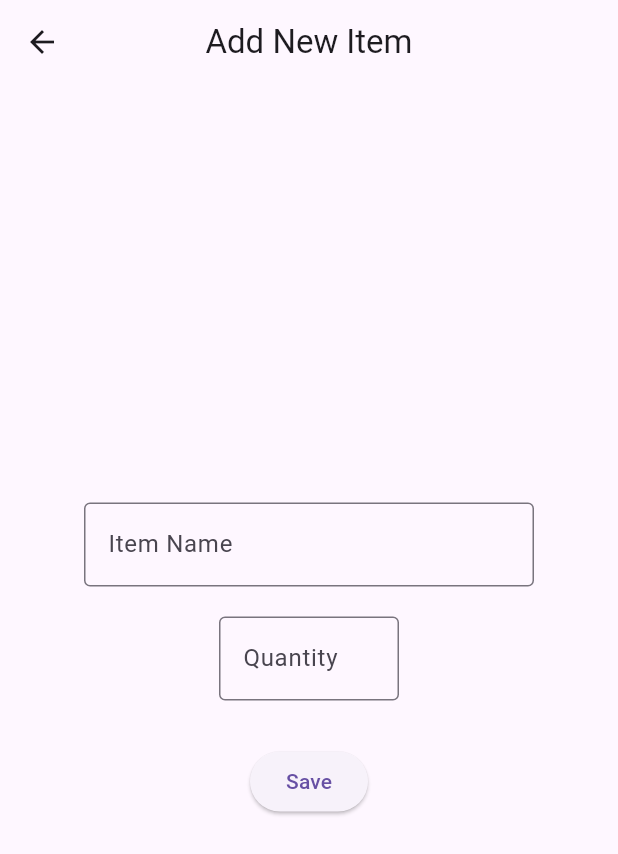
After one commit to liz2lio/grocery_manager, a Flutter app: the screen it shows after launch, after a tap on "Add New Item", on a phone screen of 412 x 824 dp. The commit adds this screen. Shown: the top 854 px of the screen. Run offline on Flutter 3.47's test engine with Material 3 defaults, Android fonts, the phone set to English and light mode, and no system bars; our stand-ins replace flutter_form_builder, get.

Commit message:
add new screens

```diff
--- a/lib/main.dart
+++ b/lib/main.dart
@@ -1,9 +1,10 @@
 import 'package:flutter/material.dart';
+import 'package:get/get.dart';
 import 'screens/home_screen.dart';
 
 void main()  {
   runApp (
-    MaterialApp(
+    GetMaterialApp(
       home: Scaffold (
         appBar: AppBar(
           title: Text("A+ Grocery Inventory Manager"),
--- /dev/null
+++ b/lib/screens/add_item_screen.dart
@@ -0,0 +1,95 @@
+import 'package:flutter/material.dart';
+import 'package:flutter_form_builder/flutter_form_builder.dart';
+//import 'package:flutter_form_validators/flutter_form_validators.dart';
+import 'package:get/get.dart';
+//import 'item_card.dart'; //move this line at the viewscreen
+
+// ---------AddEntryScreen-----------------
+class AddItemScreen extends StatelessWidget {
+
+    static final _formKey = GlobalKey<FormBuilderState>();
+    //final controller = Get.find<GratefulController>();
+    //final controller = Get.find<InventoryController>();
+    //final service = Get.find<InventroyService>();
+    //AddItemScreen ({super.key}); //move
+
+      //@override
+      //State<AddItemScreen> createState() => _AddItemScreenState();
+
+
+    void _submit() {
+        if (_formKey.currentState!.saveAndValidate()) {
+            final newValue = _formKey.currentState?.value['item_name'] ?? '';
+            //controller.addNewItem(newValue);
+            print("New item: $newValue");
+            Get.back();
+        } else {
+          print("Validation Failed");
+        }
+        }
+
+
+
+
+
+    @override
+    Widget build(BuildContext context) {
+        return Scaffold(
+          appBar: AppBar(
+            title: const Text("Add New Item"),
+            centerTitle: true,
+          ),
+
+            body: Center(
+              //child: Column(
+                //constraints: BoxConstraints(
+
+                  //maxWidth: 350,
+                //),
+                //child: FormBuilder (
+                //key: _formKey,
+                child: Column(
+                  mainAxisSize: MainAxisSize.min,
+                  crossAxisAlignment: CrossAxisAlignment.center,
+                    children: [
+                        //add item
+                        SizedBox(
+                          width:300,
+                          child: FormBuilderTextField(
+                            name: 'item_name',
+                            //initialValue: service.entry.value,
+                            decoration: const InputDecoration(
+                                labelText: 'Item Name',
+                                border: OutlineInputBorder(),
+                            )
+                         ),
+                        ),
+                        SizedBox(height:20),
+
+                        //Qty input
+                        SizedBox(
+                          width: 120,
+                          child: FormBuilderTextField(
+                            name: 'quantity',
+                            keyboardType: TextInputType.number,
+                            decoration: InputDecoration(
+                              labelText: 'Quantity',
+                              border: OutlineInputBorder(),
+                          ),
+                          //insert validators related to numbers
+                        ),
+                        ),
+                        SizedBox(height:30),
+
+                        ElevatedButton(
+                            onPressed: _submit,
+                            child:Text("Save"),
+                            )
+
+                    ]
+                )
+                              )
+            );
+
+        }
+}
--- a/lib/screens/home_screen.dart
+++ b/lib/screens/home_screen.dart
@@ -1,11 +1,16 @@
 import 'package:flutter/material.dart';
-//import 'package:get/get.dart';
+import 'package:grocery_manager/screens/add_item_screen.dart';
+import 'package:grocery_manager/screens/inventory_screen.dart';
+import 'package:get/get.dart';
+//import 'screens/add_item_screen.dart';
 
 class HomeScreen extends StatelessWidget {
-  const HomeScreen ({super.key});
+   const HomeScreen ({super.key});
 
   @override
   Widget build(BuildContext context) {
+
+   final List<String> myItems = ['Apple', 'Bread', 'Milk'];
 
     return Center(
       child: Column (
@@ -18,10 +23,22 @@ class HomeScreen extends StatelessWidget {
           SizedBox(height:40), //spacing
 
           ElevatedButton(
-            onPressed: () {},
-            child: Text("Restock"), //Go to EditScreen
-          )
-          ]
+            onPressed: () {
+              Get.to(() => AddItemScreen());
+            },
+            child: Text("Add New Item"), //Go to EditScreen
+          ),
+
+          SizedBox(height:20), //spacing
+
+
+          ElevatedButton(
+            onPressed: () {
+              Get.to(() => InventoryScreen(items: myItems));
+            },
+            child: Text("View All Items"), //Go to InventoryScreen
+          ),
+        ]
       )
     );
   }
--- a/pubspec.yaml
+++ b/pubspec.yaml
@@ -29,7 +29,10 @@ environment:
 dependencies:
   flutter:
     sdk: flutter
+  flutter_form_builder: ^10.2.0
+  form_builder_validators: ^11.2.0
 
+  get: ^4.6.6
 
   # The following adds the Cupertino Icons font to your application.
   # Use with the CupertinoIcons class for iOS style icons.
@@ -44,7 +47,7 @@ dev_dependencies:
   # activated in the `analysis_options.yaml` file located at the root of your
   # package. See that file for information about deactivating specific lint
   # rules and activating additional ones.
-  flutter_lints: ^2.0.0
+  flutter_lints: ^6.0.0
 
 # For information on the generic Dart part of this file, see the
 # following page: https://dart.dev/tools/pub/pubspec
```
Also changed, not shown: lib/screens/inventory_screen.dart (added, +24 -0 lines), lib/widgets/item_card.dart (added, +40 -0 lines), lib/widgets/quantity_counter_widget.dart (added).
